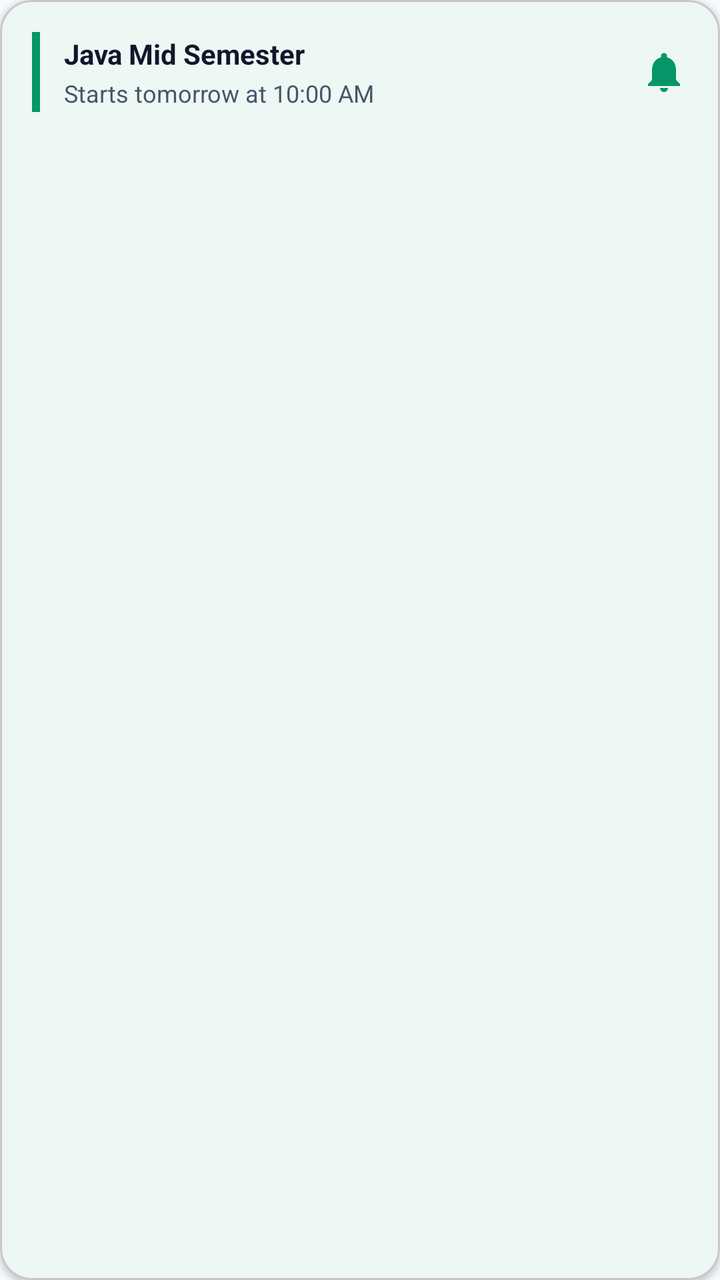
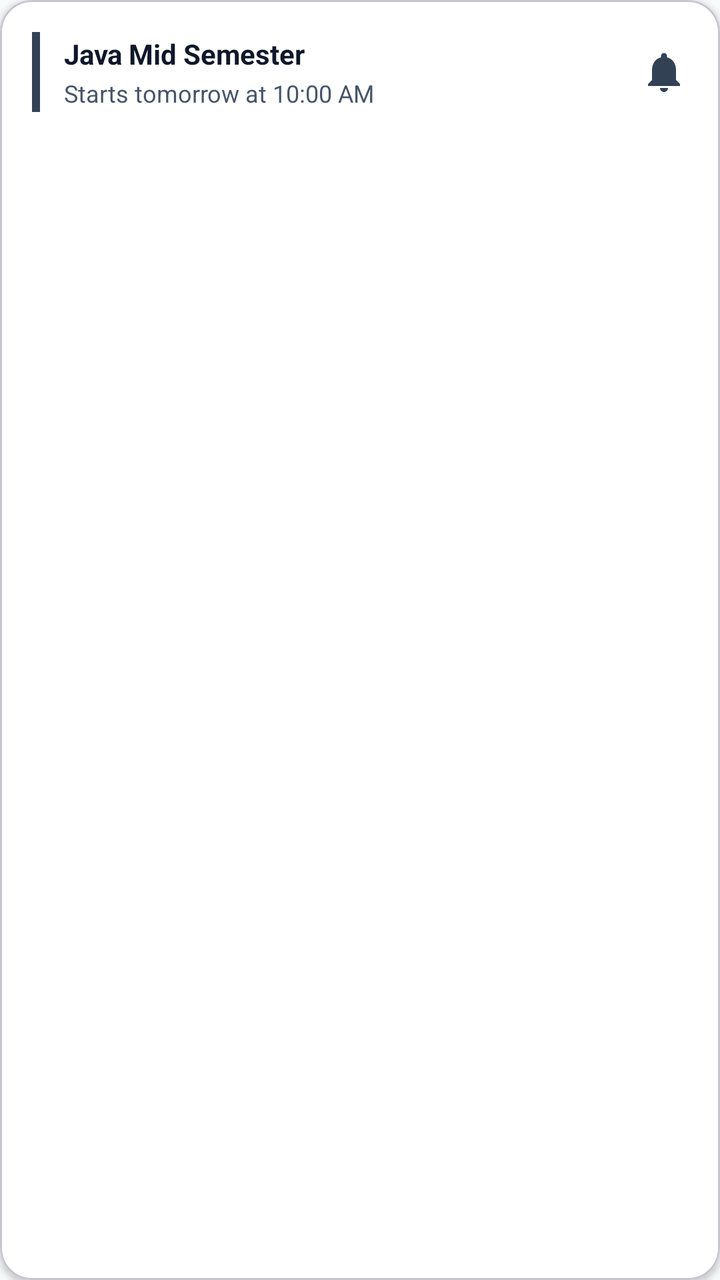

Compare the two renders of this Android layout. The source of the first and the diff that turns it into the second are given below.
<!-- AndroidManifest.xml: application theme Theme.TestMaster -->
<!-- res/layout/layout_announcement_card.xml -->
<?xml version="1.0" encoding="utf-8"?>
<com.google.android.material.card.MaterialCardView xmlns:android="http://schemas.android.com/apk/res/android"
    xmlns:app="http://schemas.android.com/apk/res-auto"
    android:layout_width="280dp"
    android:layout_height="wrap_content"
    android:layout_marginEnd="12dp"
    android:layout_marginVertical="4dp"
    app:cardCornerRadius="16dp"
    app:cardElevation="2dp"
    app:cardBackgroundColor="@color/white">

    <LinearLayout
        android:layout_width="match_parent"
        android:layout_height="wrap_content"
        android:orientation="horizontal"
        android:padding="16dp"
        android:gravity="center_vertical">

        <View
            android:layout_width="4dp"
            android:layout_height="40dp"
            android:background="@color/accent" />

        <LinearLayout
            android:layout_width="0dp"
            android:layout_height="wrap_content"
            android:layout_weight="1"
            android:layout_marginStart="12dp"
            android:orientation="vertical">

            <TextView
                android:id="@+id/tv_announcement_title"
                android:layout_width="match_parent"
                android:layout_height="wrap_content"
                android:text="Java Mid Semester"
                android:textColor="@color/text_primary"
                android:textSize="14sp"
                android:textStyle="bold" />

            <TextView
                android:id="@+id/tv_announcement_desc"
                android:layout_width="match_parent"
                android:layout_height="wrap_content"
                android:layout_marginTop="2dp"
                android:text="Starts tomorrow at 10:00 AM"
                android:textColor="@color/text_secondary"
                android:textSize="12sp" />
        </LinearLayout>

        <ImageView
            android:layout_width="24dp"
            android:layout_height="24dp"
            android:src="@drawable/baseline_notifications_24"
            app:tint="@color/accent" />
    </LinearLayout>
</com.google.android.material.card.MaterialCardView>
<!-- resources referenced by this layout -->
<resources>
  <color name="accent">#059669</color>
  <color name="text_primary">#0F172A</color>
  <color name="text_secondary">#475569</color>
  <color name="white">#FFFFFFFF</color>
  <!-- drawable baseline_notifications_24 (drawable) -->
  <vector android:height="24dp" android:tint="#000000"
      android:viewportHeight="24" android:viewportWidth="24"
      android:width="24dp" xmlns:android="http://schemas.android.com/apk/res/android">
      <path android:fillColor="@android:color/white" android:pathData="M12,22c1.1,0 2,-0.9 2,-2h-4c0,1.1 0.89,2 2,2zM18,16v-5c0,-3.07 -1.64,-5.64 -4.5,-6.32L13.5,4c0,-0.83 -0.67,-1.5 -1.5,-1.5s-1.5,0.67 -1.5,1.5v0.68C7.63,5.36 6,7.92 6,11v5l-2,2v1h16v-1l-2,-2z"/>
  </vector>
  <style name="Theme.TestMaster" parent="Base.Theme.TestMaster" />
  <style name="Base.Theme.TestMaster" parent="Theme.Material3.DayNight.NoActionBar">
          
          <item name="colorPrimary">@color/primary</item>
          <item name="colorOnPrimary">@color/onPrimary</item>
          <item name="colorPrimaryContainer">@color/primaryContainer</item>
          <item name="colorOnPrimaryContainer">@color/onPrimaryContainer</item>
  
          <item name="colorSecondary">@color/secondary</item>
          <item name="colorOnSecondary">@color/onSecondary</item>
          <item name="colorSecondaryContainer">@color/secondaryContainer</item>
          <item name="colorOnSecondaryContainer">@color/onSecondaryContainer</item>
  
          
          <item name="android:windowBackground">@color/background</item>
          <item name="colorSurface">@color/surface</item>
          <item name="colorOnSurface">@color/onSurface</item>
          <item name="colorSurfaceVariant">@color/surfaceVariant</item>
          <item name="colorOnSurfaceVariant">@color/onSurfaceVariant</item>
          <item name="colorOutline">@color/outline</item>
  
          
          <item name="colorError">@color/error</item>
          <item name="colorOnError">@color/onError</item>
          <item name="colorErrorContainer">@color/errorContainer</item>
          <item name="colorOnErrorContainer">@color/onErrorContainer</item>
  
          
          <item name="android:statusBarColor">@color/surface</item>
          <item name="android:windowLightStatusBar">true</item>
      </style>
  <color name="primary">#059669</color>
  <color name="onPrimary">#FFFFFF</color>
  <color name="primaryContainer">#D1FAE5</color>
  <color name="onPrimaryContainer">#064E3B</color>
  <color name="secondary">#64748B</color>
  <color name="onSecondary">#FFFFFF</color>
  <color name="secondaryContainer">#F1F5F9</color>
  <color name="onSecondaryContainer">#0F172A</color>
  <color name="background">#F8FAFC</color>
  <color name="surface">#FFFFFF</color>
  <color name="onSurface">#0F172A</color>
  <color name="surfaceVariant">#E2E8F0</color>
  <color name="onSurfaceVariant">#475569</color>
  <color name="outline">#94A3B8</color>
  <color name="error">#EF4444</color>
  <color name="onError">#FFFFFF</color>
  <color name="errorContainer">#FEE2E2</color>
  <color name="onErrorContainer">#991B1B</color>
</resources>

<!-- the commit's change to res/layout/layout_announcement_card.xml (unified diff, before → after) -->
@@ -7,7 +7,7 @@
     android:layout_marginVertical="4dp"
     app:cardCornerRadius="16dp"
     app:cardElevation="2dp"
-    app:cardBackgroundColor="@color/white">
+    app:cardBackgroundColor="@color/surface">
 
     <LinearLayout
         android:layout_width="match_parent"
<!-- resource entries referenced after the edit -->
@@ -1,9 +1,8 @@
 <!-- resources referenced by this layout -->
 <resources>
-  <color name="accent">#059669</color>
+  <color name="accent">#334155</color>
   <color name="text_primary">#0F172A</color>
   <color name="text_secondary">#475569</color>
-  <color name="white">#FFFFFFFF</color>
   <!-- drawable baseline_notifications_24 (drawable) -->
   <vector android:height="24dp" android:tint="#000000"
       android:viewportHeight="24" android:viewportWidth="24"
@@ -41,13 +40,13 @@
           <item name="android:statusBarColor">@color/surface</item>
           <item name="android:windowLightStatusBar">true</item>
       </style>
-  <color name="primary">#059669</color>
-  <color name="onPrimary">#FFFFFF</color>
-  <color name="primaryContainer">#D1FAE5</color>
-  <color name="onPrimaryContainer">#064E3B</color>
+  <color name="primary">#FFFFFF</color>
+  <color name="onPrimary">#0F172A</color>
+  <color name="primaryContainer">#F1F5F9</color>
+  <color name="onPrimaryContainer">#0F172A</color>
   <color name="secondary">#64748B</color>
   <color name="onSecondary">#FFFFFF</color>
-  <color name="secondaryContainer">#F1F5F9</color>
+  <color name="secondaryContainer">#E2E8F0</color>
   <color name="onSecondaryContainer">#0F172A</color>
   <color name="background">#F8FAFC</color>
   <color name="surface">#FFFFFF</color>
@@ -55,9 +54,9 @@
   <color name="surfaceVariant">#E2E8F0</color>
   <color name="onSurfaceVariant">#475569</color>
   <color name="outline">#94A3B8</color>
-  <color name="error">#EF4444</color>
+  <color name="error">#DC2626</color>
   <color name="onError">#FFFFFF</color>
   <color name="errorContainer">#FEE2E2</color>
-  <color name="onErrorContainer">#991B1B</color>
+  <color name="onErrorContainer">#7F1D1D</color>
 </resources>
 
